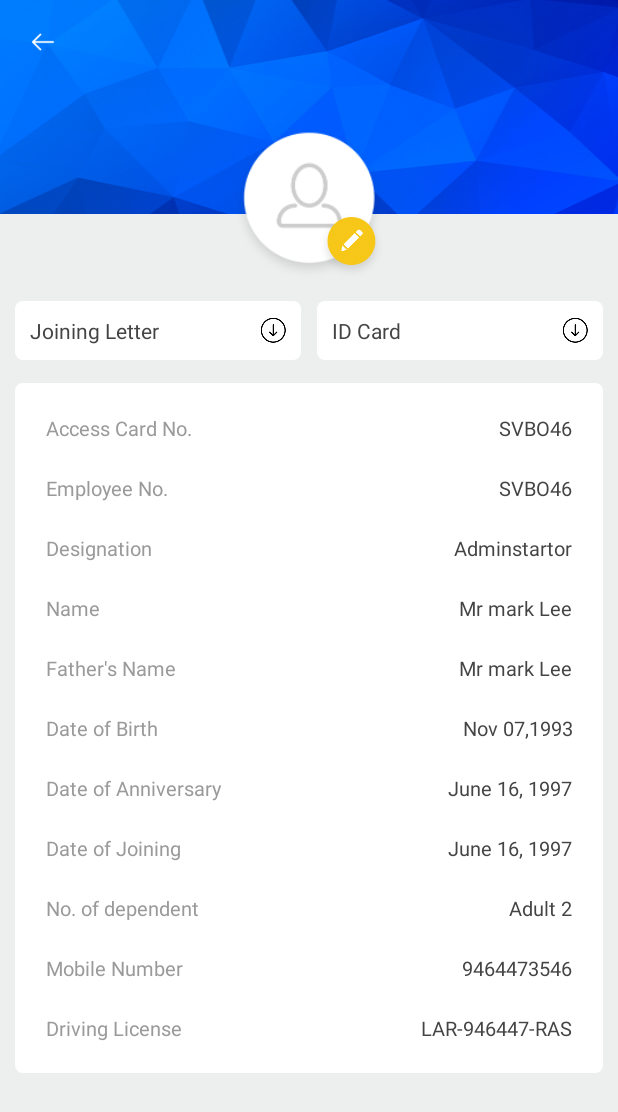
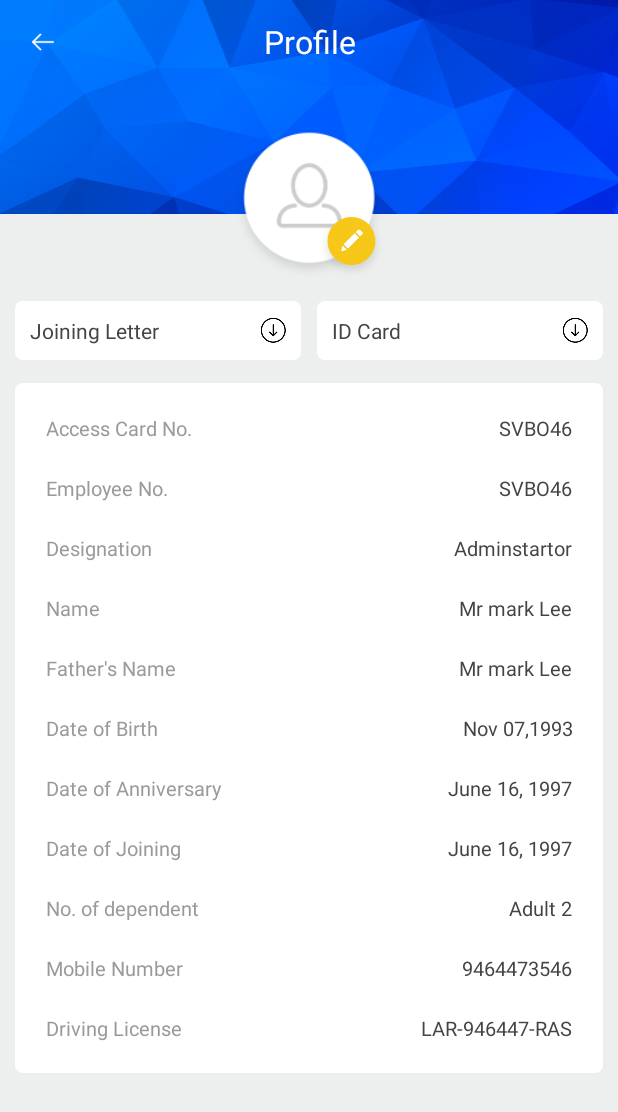
Before and after one commit to hemantagarg/SB, an Android app: the UserProfile screen opened directly, with no data from a screen before it, on a phone screen of 412 x 824 dp. Shown: the top 1112 px of the screen. Run offline under Robolectric (Android 15) with nearby library versions, the phone set to English and light mode, and no system bars; our stand-ins replace Picasso, Volley; network calls fail; pictures from the network do not load.

Commit message:
Profile changes

```diff
--- a/app/src/main/java/com/app/skybarge/activities/UserProfile.java
+++ b/app/src/main/java/com/app/skybarge/activities/UserProfile.java
@@ -1,18 +1,156 @@
 package com.app.skybarge.activities;
 
+import android.app.Activity;
 import android.os.Bundle;
 import android.support.v7.app.AppCompatActivity;
+import android.view.View;
+import android.widget.ImageView;
+import android.widget.TextView;
+import android.widget.Toast;
 
+import com.android.volley.Request;
 import com.app.skybarge.R;
+import com.app.skybarge.aynctask.CommonAsyncTask;
+import com.app.skybarge.interfaces.ApiResponse;
+import com.app.skybarge.interfaces.JsonApiHelper;
+import com.app.skybarge.utils.AppUtils;
+import com.app.skybarge.utils.CircleTransform;
+import com.squareup.picasso.Picasso;
 
-public class UserProfile extends AppCompatActivity {
+import org.json.JSONObject;
+
+import java.util.HashMap;
+
+public class UserProfile extends AppCompatActivity implements ApiResponse {
+
+    private Activity mActivity;
+    private ImageView headerLeftImage, image_user, image_edit;
+    private TextView mTvJoiningLetter, mTvIdCard, mTvAccessno, mTvEmplyeeno, mTvDesignation, mTvName, mTvFatherName,
+            mTvDOB, mTvDateAniversary, mTvDateJoining, mTvNoDependant, mTvMobileNumber, mTvDrivingLicense;
 
     @Override
     protected void onCreate(Bundle savedInstanceState) {
         super.onCreate(savedInstanceState);
         setContentView(R.layout.activity_user_profile);
 
+        mActivity = this;
+        init();
+        setListener();
+        getProfile();
+    }
 
+    private void setListener() {
+        headerLeftImage.setOnClickListener(new View.OnClickListener() {
+            @Override
+            public void onClick(View v) {
+                finish();
+            }
+        });
+    }
+
+    private void init() {
+        headerLeftImage = (ImageView) findViewById(R.id.headerLeftImage);
+        image_user = (ImageView) findViewById(R.id.image_user);
+        image_edit = (ImageView) findViewById(R.id.image_edit);
+        mTvJoiningLetter = (TextView) findViewById(R.id.mTvJoiningLetter);
+        mTvIdCard = (TextView) findViewById(R.id.mTvIdCard);
+        mTvAccessno = (TextView) findViewById(R.id.mTvAccessno);
+        mTvEmplyeeno = (TextView) findViewById(R.id.mTvEmplyeeno);
+        mTvDesignation = (TextView) findViewById(R.id.mTvDesignation);
+        mTvName = (TextView) findViewById(R.id.mTvName);
+        mTvFatherName = (TextView) findViewById(R.id.mTvFatherName);
+        mTvDOB = (TextView) findViewById(R.id.mTvDOB);
+        mTvDateAniversary = (TextView) findViewById(R.id.mTvDateAniversary);
+        mTvDateJoining = (TextView) findViewById(R.id.mTvDateJoining);
+        mTvNoDependant = (TextView) findViewById(R.id.mTvNoDependant);
+        mTvMobileNumber = (TextView) findViewById(R.id.mTvMobileNumber);
+        mTvDrivingLicense = (TextView) findViewById(R.id.mTvDrivingLicense);
+
+    }
+
+    private void getProfile() {
+        if (AppUtils.isNetworkAvailable(mActivity)) {
+            try {
+                HashMap<String, String> hm = new HashMap<>();
+                hm.put("user_id", AppUtils.getUserId(mActivity));
+
+                String url = JsonApiHelper.BASEURL + JsonApiHelper.GET_PROFILE;
+                new CommonAsyncTask(1, mActivity, this).getqueryJson(url, hm, Request.Method.POST);
+            } catch (Exception e) {
+                e.printStackTrace();
+            }
+        } else {
+            Toast.makeText(mActivity, mActivity.getResources().getString(R.string.message_network_problem), Toast.LENGTH_SHORT).show();
+        }
+    }
+
+
+    @Override
+    public void onPostSuccess(int method, JSONObject response) {
+        try {
+            if (method == 1) {
+                if (response.getString("status").equalsIgnoreCase("1")) {
+                    JSONObject data = response.getJSONObject("users");
+                    mTvDesignation.setText(data.getString("designation"));
+                    mTvName.setText(data.getString("name"));
+                    mTvFatherName.setText(data.getString("father_name"));
+                    mTvDateJoining.setText(data.getString("joining_date"));
+                    mTvDOB.setText(data.getString("birth_date"));
+                    mTvEmplyeeno.setText(data.getString("employee_no"));
+                    mTvDrivingLicense.setText(data.getString("licence_no"));
+                    mTvMobileNumber.setText(data.getString("mobile"));
+                    mTvNoDependant.setText(data.getString("spouse_name"));
+
+                    mTvAccessno.setText(data.getString("employee_no"));
+                    mTvDateAniversary.setText(data.getString("birth_date"));
+
+
+                    if (!data.getString("profile_pic_url").equalsIgnoreCase("")) {
+                        Picasso.with(mActivity).load(data.getString("profile_pic_url")).placeholder(R.drawable.profile_icon).transform(new CircleTransform()).into(image_user);
+                    }
+                  /*  "branch":"Jaipur",
+                            "department":"Air Exports",
+                            "subdepartment":"Sales",
+                            "designation":"C.E.O",
+                            "employee_no":"SBF-028",
+                            "name":"Amit kumar",
+                            "email":"amit@skybarge.com",
+                            "personal_email":"amitg1370@gmail.com",
+                            "mobile":"8285416696",
+                            "father_name":"RAMKISHAN kumar",
+                            "spouse_name":"as",
+                            "joining_date":"21-09-2017",
+                            "birth_date":"04-01-2017",
+                            "address_local":"dvvxcv",
+                            "address_permanent":"xcvxvxcv",
+                            "salary":"10000",
+                            "blood_group":"A+",
+                            "weight":"79",
+                            "height":"175",
+                            "licence_no":"1225551200",
+                            "pancard_no":"",
+                            "adhaar_no":"6415616132310",
+                            "device_type":"android",
+                            "device_id":"5664444444466545",
+                            "device_token":"fdfgdfgdfgdfgdf",
+                            "identification_mark":"asdasdass",
+                            "profile_pic_url":"",
+                            "pancard_url":"",
+                            "adhaarcard_url":"",
+                            "licence_url":"http:\/\/dev.stackmindz.com\/sky\/upload\/doc\/894536906jitupscadmitcard.pdf",
+                            "resume_url":""*/
+                } else {
+                    Toast.makeText(mActivity, response.getString("message"), Toast.LENGTH_SHORT).show();
+                }
+            }
+        } catch (Exception e) {
+            e.printStackTrace();
+        }
+
+    }
+
+    @Override
+    public void onPostFail(int method, String response) {
 
     }
 }
--- a/app/src/main/java/com/app/skybarge/interfaces/JsonApiHelper.java
+++ b/app/src/main/java/com/app/skybarge/interfaces/JsonApiHelper.java
@@ -9,5 +9,6 @@ public interface JsonApiHelper {
     String BASEURL = JsonApiHelper.BASEURL_LIVE;
     String BASEURL_LIVE = "http://dev.stackmindz.com/sky/api/";
     String LOGIN = "login";
+    String GET_PROFILE = "getprofile";
 
 }
--- a/app/src/main/res/layout/activity_user_profile.xml
+++ b/app/src/main/res/layout/activity_user_profile.xml
@@ -39,6 +39,7 @@
                     android:layout_height="wrap_content"
                     android:layout_gravity="center_horizontal"
                     android:gravity="center_horizontal"
+                    android:text="@string/profile"
                     android:textColor="@color/white"
                     android:textSize="@dimen/text_header_size" />
 
```
